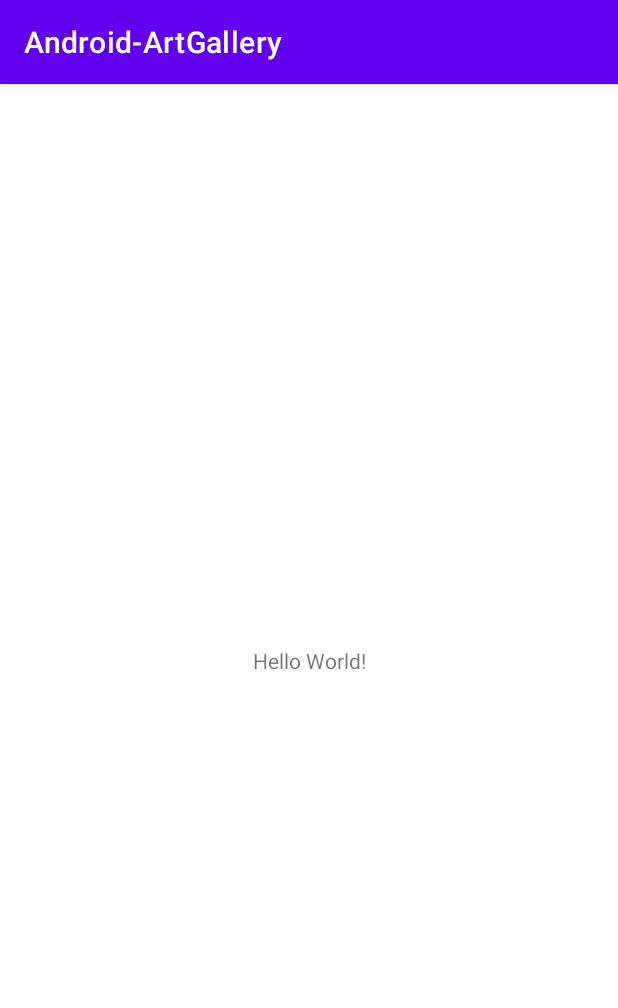
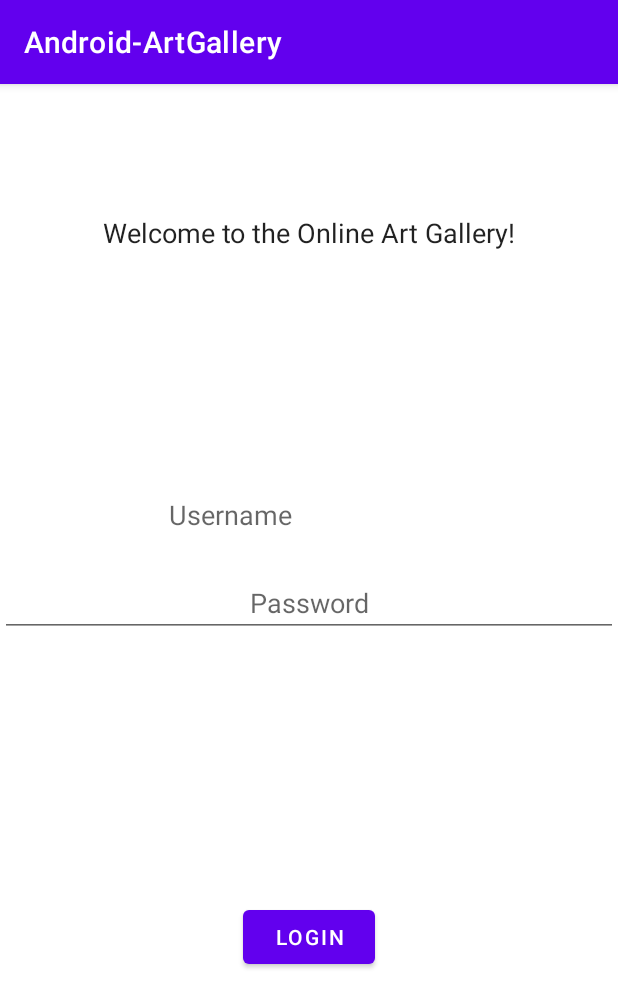
Before and after one commit to McGill-ECSE321-Fall2020/project-group-06, an Android app: the screen it shows after launch (MainActivity), on a phone screen of 412 x 824 dp. Shown: the top 1008 px of the screen. Run offline under Robolectric (Android 15) with nearby library versions, the phone set to English and light mode, and no system bars.

Commit message:
First touch ups (to be discarded, probably)

```diff
--- a/ArtGallery-Android/app/src/main/java/com/example/android_artgallery/MainActivity.java
+++ b/ArtGallery-Android/app/src/main/java/com/example/android_artgallery/MainActivity.java
@@ -3,6 +3,7 @@ package com.example.android_artgallery;
 import androidx.appcompat.app.AppCompatActivity;
 
 import android.os.Bundle;
+import android.view.View;
 
 public class MainActivity extends AppCompatActivity {
 
@@ -11,4 +12,7 @@ public class MainActivity extends AppCompatActivity {
         super.onCreate(savedInstanceState);
         setContentView(R.layout.activity_main);
     }
+
+    public void logIn(View view) {
+    }
 }
--- a/ArtGallery-Android/app/src/main/res/layout/activity_main.xml
+++ b/ArtGallery-Android/app/src/main/res/layout/activity_main.xml
@@ -7,12 +7,63 @@
     tools:context=".MainActivity">
 
     <TextView
+        android:id="@+id/textView"
         android:layout_width="wrap_content"
         android:layout_height="wrap_content"
-        android:text="Hello World!"
+        android:text="Welcome to the Online Art Gallery!"
+        android:textAllCaps="false"
+        android:textAppearance="@style/TextAppearance.AppCompat.Large"
+        android:textColorHighlight="#574716"
+        android:textColorLink="#574716"
+        android:textSize="18sp"
         app:layout_constraintBottom_toBottomOf="parent"
-        app:layout_constraintLeft_toLeftOf="parent"
-        app:layout_constraintRight_toRightOf="parent"
-        app:layout_constraintTop_toTopOf="parent" />
+        app:layout_constraintEnd_toEndOf="parent"
+        app:layout_constraintStart_toStartOf="parent"
+        app:layout_constraintTop_toTopOf="parent"
+        app:layout_constraintVertical_bias="0.117" />
+
+    <EditText
+        android:id="@+id/login_username"
+        android:layout_width="518dp"
+        android:layout_height="56dp"
+        android:layout_marginTop="104dp"
+        android:autoText="false"
+        android:background="#B59566"
+        android:backgroundTint="#FFFFFF"
+        android:clickable="false"
+        android:hint="@string/login_hintA"
+        android:textAlignment="center"
+        app:layout_constraintBottom_toBottomOf="parent"
+        app:layout_constraintEnd_toEndOf="parent"
+        app:layout_constraintHorizontal_bias="1.0"
+        app:layout_constraintStart_toStartOf="parent"
+        app:layout_constraintTop_toBottomOf="@+id/textView"
+        app:layout_constraintVertical_bias="0.088" />
+
+    <EditText
+        android:id="@+id/login_password"
+        android:layout_width="match_parent"
+        android:layout_height="wrap_content"
+        android:layout_marginTop="8dp"
+        android:hint="@string/login_hintB"
+        android:textAlignment="center"
+        app:layout_constraintBottom_toBottomOf="parent"
+        app:layout_constraintEnd_toEndOf="parent"
+        app:layout_constraintHorizontal_bias="1.0"
+        app:layout_constraintStart_toStartOf="parent"
+        app:layout_constraintTop_toBottomOf="@+id/login_username"
+        app:layout_constraintVertical_bias="0.0" />
+
+    <Button
+        android:id="@+id/button"
+        android:layout_width="wrap_content"
+        android:layout_height="wrap_content"
+        android:layout_gravity="end"
+        android:onClick="logIn"
+        android:text="@string/login_button"
+        app:layout_constraintBottom_toBottomOf="parent"
+        app:layout_constraintEnd_toEndOf="parent"
+        app:layout_constraintStart_toStartOf="parent"
+        app:layout_constraintTop_toBottomOf="@+id/login_password" />
 
 </androidx.constraintlayout.widget.ConstraintLayout>
--- a/ArtGallery-Android/app/src/main/res/values/strings.xml
+++ b/ArtGallery-Android/app/src/main/res/values/strings.xml
@@ -1,3 +1,8 @@
 <resources>
     <string name="app_name">Android-ArtGallery</string>
+
+    <string name="login_hintA">Username</string>
+    <string name="login_hintB">Password</string>
+    <string name="login_button">Login</string>
+
 </resources>
```
Also changed, not shown: 1 other file.
